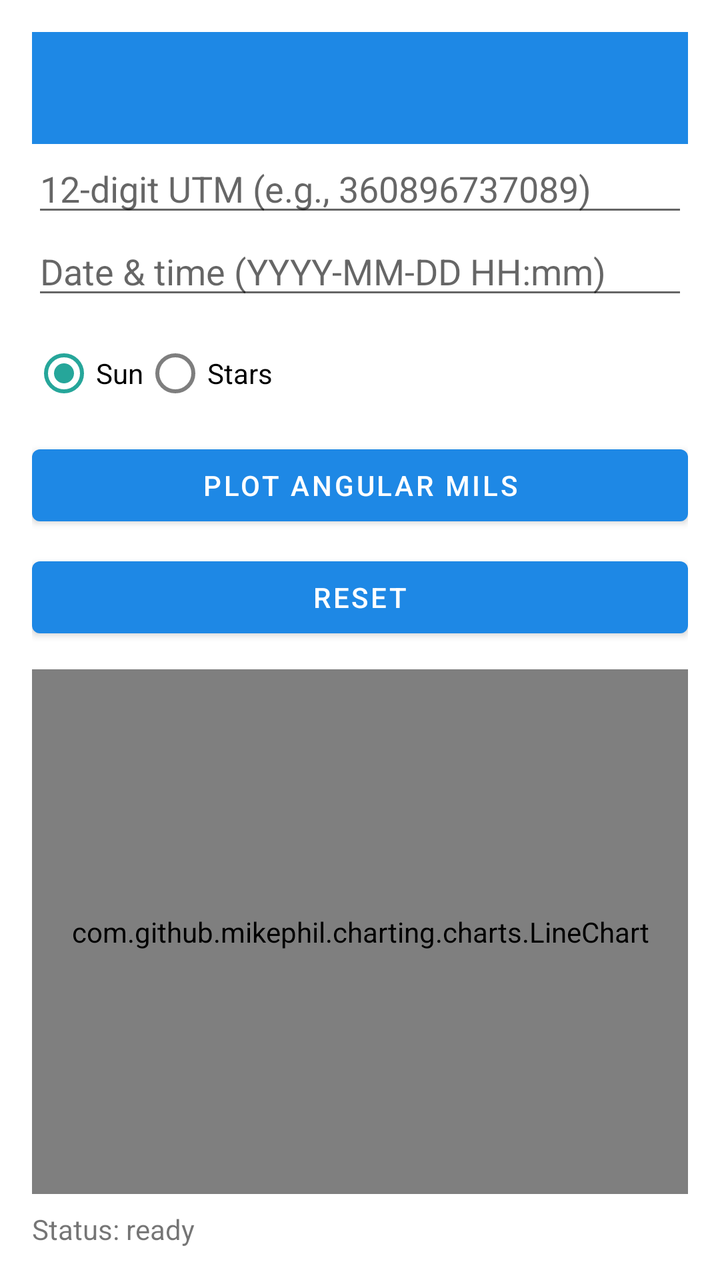
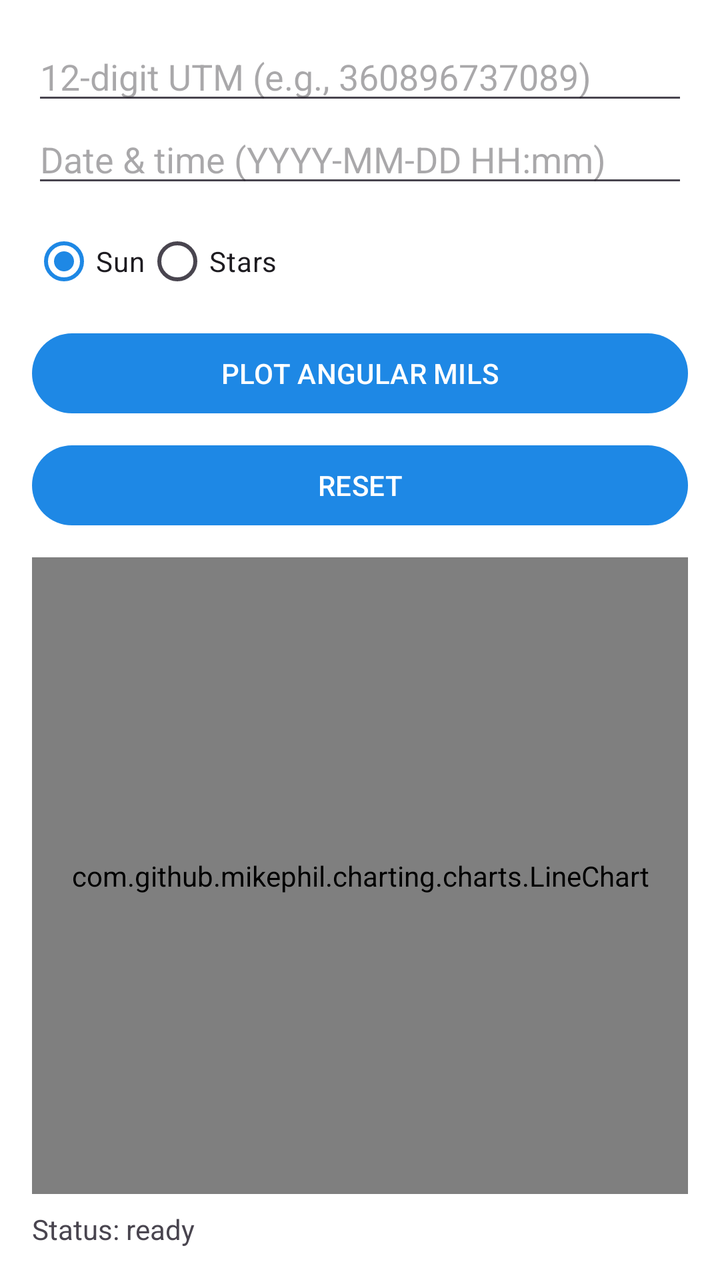

An Android layout rendered at two revisions. The XML below is the earlier revision; the diff shows what the commit changed to produce the second picture.
<!-- AndroidManifest.xml: application theme Theme.LandNv4 -->
<!-- res/layout/activity_northing.xml -->
<?xml version="1.0" encoding="utf-8"?>
<LinearLayout xmlns:android="http://schemas.android.com/apk/res/android"
    android:id="@+id/rootNorthing"
    android:layout_width="match_parent"
    android:layout_height="match_parent"
    android:orientation="vertical"
    android:padding="16dp">

    <include layout="@layout/include_toolbar"/>

    <EditText
        android:id="@+id/etUtm"
        android:layout_width="match_parent"
        android:layout_height="wrap_content"
        android:hint="12-digit UTM (e.g., 360896737089)"
        android:inputType="number" />

    <EditText
        android:id="@+id/etDateTime"
        android:layout_width="match_parent"
        android:layout_height="wrap_content"
        android:hint="Date &amp; time (YYYY-MM-DD HH:mm)"
        android:inputType="text" />

    <RadioGroup
        android:id="@+id/rgObject"
        android:layout_width="match_parent"
        android:layout_height="wrap_content"
        android:orientation="horizontal"
        android:layout_marginTop="8dp">

        <RadioButton
            android:id="@+id/rbSun"
            android:layout_width="wrap_content"
            android:layout_height="wrap_content"
            android:text="Sun"
            android:checked="true" />

        <RadioButton
            android:id="@+id/rbStars"
            android:layout_width="wrap_content"
            android:layout_height="wrap_content"
            android:text="Stars" />
    </RadioGroup>

    <Button
        android:id="@+id/btnPlot"
        android:layout_width="match_parent"
        android:layout_height="wrap_content"
        android:text="PLOT ANGULAR MILS"
        android:layout_marginTop="8dp" />

    <Button
        android:id="@+id/btnReset"
        android:layout_width="match_parent"
        android:layout_height="wrap_content"
        android:text="RESET"
        android:layout_marginTop="8dp" />

    <com.github.mikephil.charting.charts.LineChart
        android:id="@+id/lineChart"
        android:layout_width="match_parent"
        android:layout_height="0dp"
        android:layout_weight="1"
        android:layout_marginTop="12dp" />

    <TextView
        android:id="@+id/tvStatus"
        android:layout_width="match_parent"
        android:layout_height="wrap_content"
        android:text="Status: ready"
        android:layout_marginTop="8dp" />

</LinearLayout>
<!-- res/layout/include_toolbar.xml (included above) -->
<?xml version="1.0" encoding="utf-8"?>
<com.google.android.material.appbar.AppBarLayout
    xmlns:android="http://schemas.android.com/apk/res/android"
    xmlns:app="http://schemas.android.com/apk/res-auto"
    android:layout_width="match_parent"
    android:layout_height="wrap_content"
    android:fitsSystemWindows="true" >

    <com.google.android.material.appbar.MaterialToolbar
        android:id="@+id/toolbar"
        android:layout_width="match_parent"
        android:layout_height="?attr/actionBarSize"
        android:background="?attr/colorPrimary"
        app:titleTextColor="@android:color/white" />
</com.google.android.material.appbar.AppBarLayout>
<!-- resources referenced by this layout -->
<resources>
  <style name="Theme.LandNv4" parent="Theme.MaterialComponents.DayNight.NoActionBar">
          
          <item name="colorPrimary">@color/color_primary</item>
          <item name="colorPrimaryVariant">@color/color_primary_variant</item>
          <item name="colorOnPrimary">@color/color_on_primary</item>
  
          <item name="colorSecondary">@color/color_secondary</item>
          <item name="colorSecondaryVariant">@color/color_secondary_variant</item>
          <item name="colorOnSecondary">@color/color_on_secondary</item>
  
          
          <item name="android:windowBackground">@color/app_background</item>
          <item name="colorSurface">@color/app_surface</item>
          <item name="colorOnSurface">@color/app_on_surface</item>
      </style>
  <color name="color_primary">#1E88E5</color>
  <color name="color_primary_variant">#1565C0</color>
  <color name="color_on_primary">#FFFFFF</color>
  <color name="color_secondary">#26A69A</color>
  <color name="color_secondary_variant">#00897B</color>
  <color name="color_on_secondary">#FFFFFF</color>
  <color name="app_background">#FFFFFF</color>
  <color name="app_surface">#FFFFFF</color>
  <color name="app_on_surface">#111111</color>
</resources>

<!-- the commit's change to res/layout/activity_northing.xml (unified diff, before → after) -->
@@ -6,7 +6,6 @@
     android:orientation="vertical"
     android:padding="16dp">
 
-    <include layout="@layout/include_toolbar"/>
 
     <EditText
         android:id="@+id/etUtm"
@@ -72,19 +71,3 @@
         android:layout_marginTop="8dp" />
 
 </LinearLayout>
-<!-- res/layout/include_toolbar.xml (included above) -->
-<?xml version="1.0" encoding="utf-8"?>
-<com.google.android.material.appbar.AppBarLayout
-    xmlns:android="http://schemas.android.com/apk/res/android"
-    xmlns:app="http://schemas.android.com/apk/res-auto"
-    android:layout_width="match_parent"
-    android:layout_height="wrap_content"
-    android:fitsSystemWindows="true" >
-
-    <com.google.android.material.appbar.MaterialToolbar
-        android:id="@+id/toolbar"
-        android:layout_width="match_parent"
-        android:layout_height="?attr/actionBarSize"
-        android:background="?attr/colorPrimary"
-        app:titleTextColor="@android:color/white" />
-</com.google.android.material.appbar.AppBarLayout>
<!-- resource entries referenced after the edit -->
@@ -1,28 +1,41 @@
 <!-- resources referenced by this layout -->
 <resources>
-  <style name="Theme.LandNv4" parent="Theme.MaterialComponents.DayNight.NoActionBar">
+  <style name="Theme.LandNv4" parent="Theme.Material3.DayNight.NoActionBar">
+  
           
           <item name="colorPrimary">@color/color_primary</item>
-          <item name="colorPrimaryVariant">@color/color_primary_variant</item>
           <item name="colorOnPrimary">@color/color_on_primary</item>
-  
           <item name="colorSecondary">@color/color_secondary</item>
-          <item name="colorSecondaryVariant">@color/color_secondary_variant</item>
           <item name="colorOnSecondary">@color/color_on_secondary</item>
   
           
           <item name="android:windowBackground">@color/app_background</item>
-          <item name="colorSurface">@color/app_surface</item>
+  
           <item name="colorOnSurface">@color/app_on_surface</item>
+  
+          
+          <item name="colorSurface">#F5F5F5</item>
+          <item name="colorSurfaceVariant">#EEEEEE</item>
+          <item name="colorSurfaceContainer">#F2F2F2</item>
+          <item name="colorSurfaceContainerLow">#F7F7F7</item>
+  
+          
+          <item name="android:statusBarColor">@android:color/transparent</item>
+          <item name="android:navigationBarColor">@android:color/transparent</item>
+  
+          
+          <item name="android:enforceStatusBarContrast">false</item>
+          <item name="android:enforceNavigationBarContrast">false</item>
+          <item name="android:windowLightStatusBar">false</item>
+          <item name="android:windowLightNavigationBar">false</item>
+  
+  
       </style>
   <color name="color_primary">#1E88E5</color>
-  <color name="color_primary_variant">#1565C0</color>
   <color name="color_on_primary">#FFFFFF</color>
   <color name="color_secondary">#26A69A</color>
-  <color name="color_secondary_variant">#00897B</color>
   <color name="color_on_secondary">#FFFFFF</color>
   <color name="app_background">#FFFFFF</color>
-  <color name="app_surface">#FFFFFF</color>
   <color name="app_on_surface">#111111</color>
 </resources>
 
